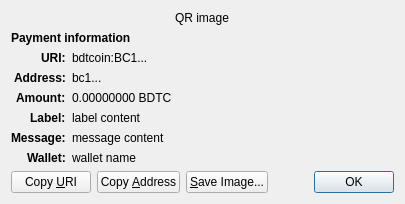
Qt form src/qt/forms/receiverequestdialog.ui (bdtchain/bdtcoin) before a commit.
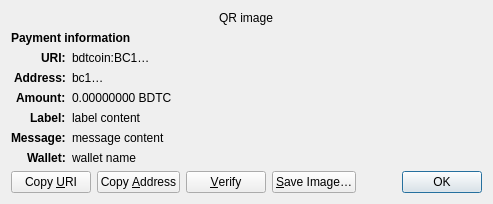
The same form after that commit. Custom widgets are drawn as their Qt base class.

The edit to the form file:
```diff
--- a/src/qt/forms/receiverequestdialog.ui
+++ b/src/qt/forms/receiverequestdialog.ui
@@ -65,7 +65,7 @@
    <item row="2" column="1" alignment="Qt::AlignTop">
     <widget class="QLabel" name="uri_content">
      <property name="text">
-      <string notr="true">bdtcoin:BC1...</string>
+      <string notr="true">bdtcoin:BC1…</string>
      </property>
      <property name="textFormat">
       <enum>Qt::RichText</enum>
@@ -97,7 +97,7 @@
    <item row="3" column="1" alignment="Qt::AlignTop">
     <widget class="QLabel" name="address_content">
      <property name="text">
-      <string notr="true">bc1...</string>
+      <string notr="true">bc1…</string>
      </property>
      <property name="textFormat">
       <enum>Qt::PlainText</enum>
@@ -254,10 +254,23 @@
        </property>
       </widget>
      </item>
+     <item>
+      <widget class="QPushButton" name="btnVerify">
+       <property name="text">
+        <string>&amp;Verify</string>
+       </property>
+       <property name="toolTip">
+        <string>Verify this address on e.g. a hardware wallet screen</string>
+       </property>
+       <property name="autoDefault">
+        <bool>false</bool>
+       </property>
+      </widget>
+     </item>
      <item>
       <widget class="QPushButton" name="btnSaveAs">
        <property name="text">
-        <string>&amp;Save Image...</string>
+        <string>&amp;Save Image…</string>
        </property>
        <property name="autoDefault">
         <bool>false</bool>
```
Left out of the diff: 2 changed lines with no effect on the pictures.
